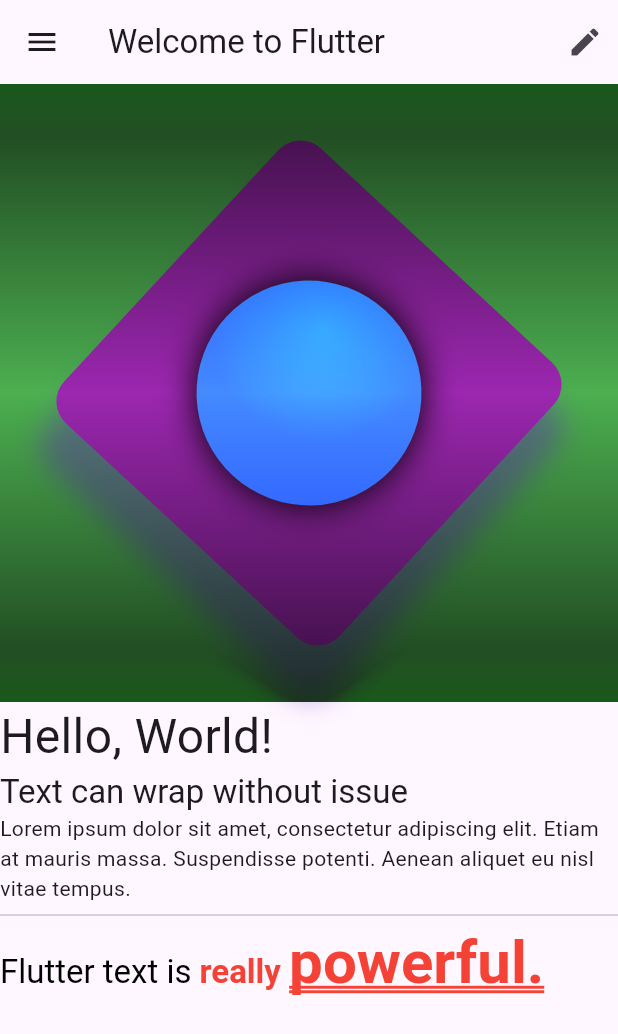
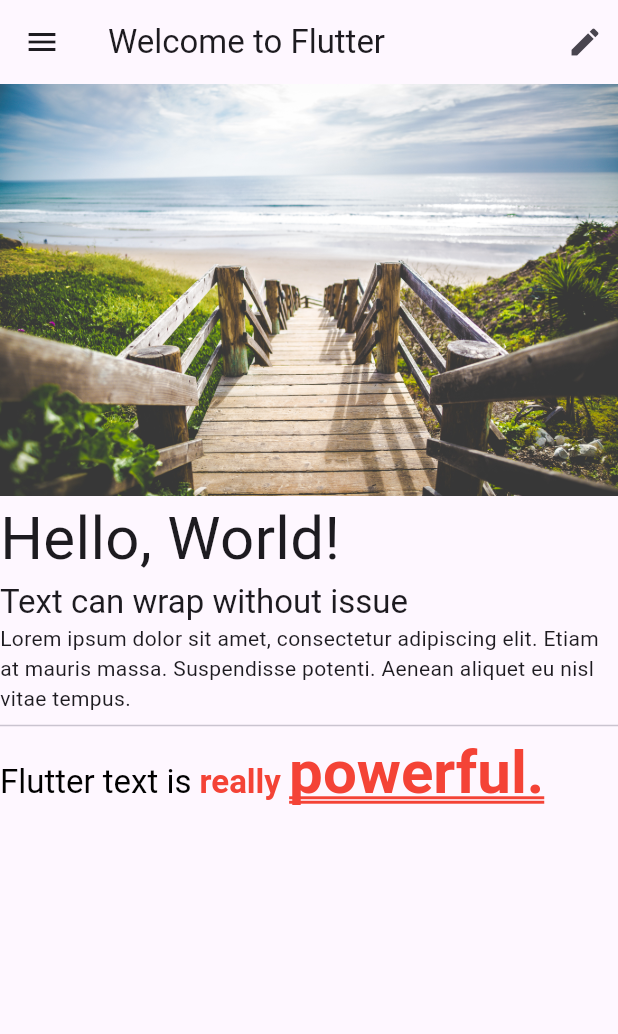
Before and after one commit to tugorez/learning-flutter, a Flutter app: the screen it shows after launch, on a phone screen of 412 x 824 dp. Shown: the top 1034 px of the screen. Run offline on Flutter 3.47's test engine with Material 3 defaults, Android fonts, the phone set to English and light mode, and no system bars; our stand-ins replace google_fonts.

Commit message:
Importing fonts and images into your app

```diff
--- a/flutter_layout/lib/basic_screen.dart
+++ b/flutter_layout/lib/basic_screen.dart
@@ -1,5 +1,4 @@
 import 'package:flutter/material.dart';
-import 'package:flutter_layout/immutable_widget.dart';
 import 'package:flutter_layout/text_layout.dart';
 
 class BasicScreen extends StatelessWidget {
@@ -17,13 +16,15 @@ class BasicScreen extends StatelessWidget {
           ),
         ],
       ),
-      body: const Column(
+      body: Column(
+        crossAxisAlignment: CrossAxisAlignment.start,
         children: [
-          AspectRatio(
-            aspectRatio: 1.0,
-            child: ImmutableWidget(),
+          Semantics(
+            image: true,
+            label: 'A beautiful beach',
+            child: Image.asset('assets/beach.jpg'),
           ),
-          TextLayout(),
+          const TextLayout(),
         ],
       ),
       drawer: Drawer(
--- a/flutter_layout/lib/text_layout.dart
+++ b/flutter_layout/lib/text_layout.dart
@@ -1,4 +1,5 @@
 import 'package:flutter/material.dart';
+import 'package:google_fonts/google_fonts.dart';
 
 class TextLayout extends StatelessWidget {
   const TextLayout({super.key});
@@ -8,9 +9,9 @@ class TextLayout extends StatelessWidget {
     return Column(
       crossAxisAlignment: CrossAxisAlignment.start,
       children: [
-        const Text(
+        Text(
           'Hello, World!',
-          style: TextStyle(fontSize: 32),
+          style: GoogleFonts.leckerliOne(fontSize: 40),
         ),
         Text(
           'Text can wrap without issue',
```
Also changed, not shown: flutter_layout/pubspec.yaml (+5 -4 lines), flutter_layout/assets/beach.jpg (added), flutter_layout/pubspec.lock, 1 other file.
